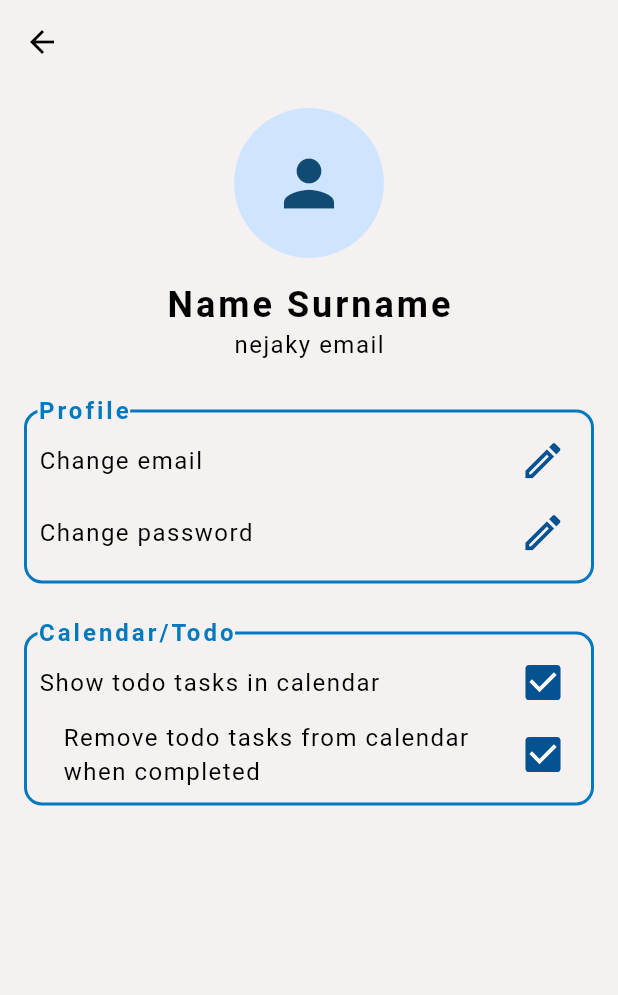
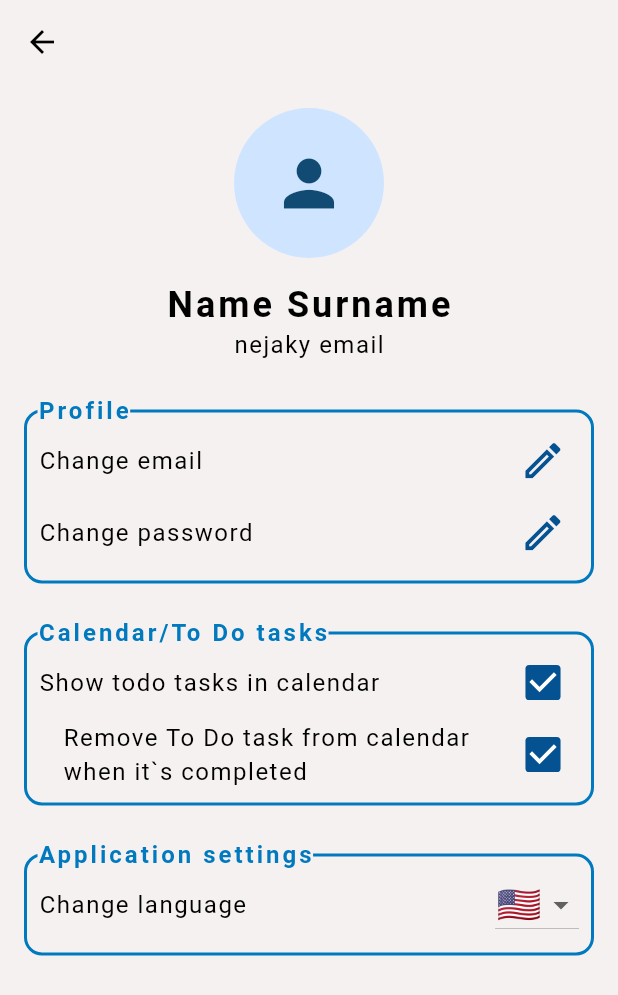
Before and after one commit to adrianlicko/Flutter-Django-calendar-app, a Flutter app: the screen it shows after launch, after a tap on "Profile", on a phone screen of 412 x 824 dp. Shown: the top 995 px of the screen. Run offline on Flutter 3.47's test engine with Material 3 defaults, Android fonts, the light colour scheme and no system bars; our stand-ins replace go_router; generated files the repository leaves out were written again.

Commit message:
add option to select different language of the application

```diff
--- /dev/null
+++ b/frontend/l10n.yaml
@@ -0,0 +1,3 @@
+arb-dir: lib/l10n
+template-arb-file: app_en.arb
+output-localization-file: app_localizations.dart
--- /dev/null
+++ b/frontend/lib/l10n/app_en.arb
@@ -0,0 +1,17 @@
+{
+  "mondayShortcut": "Mo",
+  "tuesdayShortcut": "Tu",
+  "wednesdayShortcut": "We",
+  "thursdayShortcut": "Th",
+  "fridayShortcut": "Fr",
+  "wasRemoved": "was removed",
+  "calendar": "Calendar",
+  "todoTasks": "To Do tasks",
+  "profile": "Profile",
+  "changeEmail": "Change email",
+  "changePassword": "Change password",
+  "showTodoTasksInCalendar": "Show todo tasks in calendar",
+  "removeTodoFromCalendarWhenCompleted": "Remove To Do task from calendar when it`s completed",
+  "applicationSettings": "Application settings",
+  "changeLanguage": "Change language"
+}
--- /dev/null
+++ b/frontend/lib/l10n/l10n.dart
@@ -0,0 +1,8 @@
+import 'package:flutter/material.dart';
+
+class L10n {
+  static final all = [
+    const Locale('en'),
+    const Locale('sk'),
+  ];
+}
--- a/frontend/lib/main.dart
+++ b/frontend/lib/main.dart
@@ -1,10 +1,20 @@
 import 'package:flutter/material.dart';
+import 'package:flutter_localizations/flutter_localizations.dart';
+import 'package:frontend/l10n/l10n.dart';
+import 'package:frontend/providers/locale_provider.dart';
 import 'package:frontend/theme/all_themes.dart';
 import 'package:frontend/theme/app_theme.dart';
 import 'package:frontend/app_router.dart';
+import 'package:provider/provider.dart';
+import 'package:flutter_gen/gen_l10n/app_localizations.dart';
 
 void main() {
-  runApp(const MyApp());
+  runApp(
+    ChangeNotifierProvider(
+      create: (_) => LocaleProvider(),
+      child: const MyApp(),
+    ),
+  );
 }
 
 class MyApp extends StatelessWidget {
@@ -13,7 +23,17 @@ class MyApp extends StatelessWidget {
   // This widget is the root of your application.
   @override
   Widget build(BuildContext context) {
+    final localeProvider = Provider.of<LocaleProvider>(context);
+
     return MaterialApp.router(
+      locale: localeProvider.locale,
+      supportedLocales: L10n.all,
+      localizationsDelegates: const [
+        AppLocalizations.delegate,
+        GlobalMaterialLocalizations.delegate,
+        GlobalWidgetsLocalizations.delegate,
+        GlobalCupertinoLocalizations.delegate,
+      ],
       debugShowCheckedModeBanner: false,
       routerConfig: router,
       theme: AppTheme.getThemeFromColors(AllAppColors.lightBlueColorScheme),
--- /dev/null
+++ b/frontend/lib/providers/locale_provider.dart
@@ -0,0 +1,19 @@
+import 'package:flutter/material.dart';
+import 'package:frontend/l10n/l10n.dart';
+
+class LocaleProvider with ChangeNotifier {
+  Locale _locale = const Locale('en');
+
+  Locale get locale => _locale;
+
+  void setLocale(Locale locale) {
+    if (!L10n.all.contains(locale)) return;
+    _locale = locale;
+    notifyListeners();
+  }
+
+  void clearLocale() {
+    _locale = const Locale('en');
+    notifyListeners();
+  }
+}
--- a/frontend/lib/screens/home_screen.dart
+++ b/frontend/lib/screens/home_screen.dart
@@ -3,6 +3,7 @@ import 'package:frontend/app_router.dart';
 import 'package:frontend/app_scaffold.dart';
 import 'package:frontend/components/card_banner.dart';
 import 'dart:math' as math;
+import 'package:flutter_gen/gen_l10n/app_localizations.dart';
 
 class HomeScreen extends StatelessWidget {
   const HomeScreen({super.key});
@@ -75,17 +76,17 @@ class HomeScreen extends StatelessWidget {
       crossAxisAlignment: CrossAxisAlignment.start,
       children: [
         CardBanner(
-            title: "Calendar",
+            title: AppLocalizations.of(context)!.calendar,
             gradientColors: [Colors.blue[700]!, Colors.blue],
             icon: _buildCalendarIcon(),
             onTap: () => router.push('/calendar')),
         CardBanner(
-            title: "To Do",
+            title: AppLocalizations.of(context)!.todoTasks,
             gradientColors: [Colors.red[700]!, Colors.purple],
             icon: _buildTodoIcon(),
             onTap: () => router.push('/todo')),
         CardBanner(
-          title: "Profile",
+          title: AppLocalizations.of(context)!.profile,
           gradientColors: [Colors.grey[700]!, Colors.grey],
           icon: _buildProfileIcon(),
           halfWidth: true,
--- a/frontend/lib/screens/profile_screen.dart
+++ b/frontend/lib/screens/profile_screen.dart
@@ -1,7 +1,11 @@
 import 'package:flutter/material.dart';
 import 'package:frontend/app_scaffold.dart';
+import 'package:frontend/l10n/l10n.dart';
+import 'package:frontend/providers/locale_provider.dart';
 import 'package:frontend/theme/all_themes.dart';
 import 'package:frontend/theme/app_theme.dart';
+import 'package:provider/provider.dart';
+import 'package:flutter_gen/gen_l10n/app_localizations.dart';
 
 class ProfileScreen extends StatefulWidget {
   const ProfileScreen({super.key});
@@ -46,6 +50,16 @@ class _ProfileScreenState extends State<ProfileScreen> {
     );
   }
 
+  Widget _buildDropdownOption({required String title, required Widget dropdownButton}) {
+    return Row(
+      mainAxisAlignment: MainAxisAlignment.spaceBetween,
+      children: [
+        Expanded(child: Text(title, style: Theme.of(context).textTheme.bodyMedium)),
+        dropdownButton,
+      ],
+    );
+  }
+
   Widget _buildSection({required String title, required List<Widget> options}) {
     return Stack(
       children: [
@@ -77,18 +91,46 @@ class _ProfileScreenState extends State<ProfileScreen> {
   }
 
   Widget _buildSections() {
+    final localeProvider = Provider.of<LocaleProvider>(context);
+
     return Column(
       children: [
-        _buildSection(title: "Profile", options: [
-          _buildEditOption(title: "Change email", onTap: () {}),
-          _buildEditOption(title: "Change password", onTap: () {})
+        _buildSection(title: AppLocalizations.of(context)!.profile, options: [
+          _buildEditOption(title: AppLocalizations.of(context)!.changeEmail, onTap: () {}),
+          _buildEditOption(title: AppLocalizations.of(context)!.changePassword, onTap: () {})
         ]),
         const SizedBox(height: 16.0),
-        _buildSection(title: "Calendar/Todo", options: [
-          _buildOption(title: "Show todo tasks in calendar", isEnabled: true, onTap: () {}),
-          _buildOption(
-              title: "Remove todo tasks from calendar when completed", isEnabled: true, onTap: () {}, isNested: true)
-        ]),
+        _buildSection(
+            title: "${AppLocalizations.of(context)!.calendar}/${AppLocalizations.of(context)!.todoTasks}",
+            options: [
+              _buildOption(title: AppLocalizations.of(context)!.showTodoTasksInCalendar, isEnabled: true, onTap: () {}),
+              _buildOption(
+                  title: AppLocalizations.of(context)!.removeTodoFromCalendarWhenCompleted,
+                  isEnabled: true,
+                  onTap: () {},
+                  isNested: true)
+            ]),
+        const SizedBox(height: 16.0),
+        _buildSection(title: AppLocalizations.of(context)!.applicationSettings, options: [
+          _buildDropdownOption(
+            title: AppLocalizations.of(context)!.changeLanguage,
+            dropdownButton: DropdownButton<Locale>(
+              value: localeProvider.locale,
+              onChanged: (Locale? newLocale) {
+                if (newLocale != null) {
+                  localeProvider.setLocale(newLocale);
+                }
+              },
+              items: L10n.all.map((Locale locale) {
+                final flag = locale.languageCode == 'en' ? '🇺🇸' : '🇸🇰';
+                return DropdownMenuItem(
+                  value: locale,
+                  child: Text(flag, style: Theme.of(context).textTheme.titleLarge!.copyWith(color: Colors.black)),
+                );
+              }).toList(),
+            ),
+          )
+        ])
       ],
     );
   }
```
Also changed, not shown: frontend/lib/l10n/app_sk.arb (added, +17 -0 lines), frontend/lib/screens/calendar_screen.dart (+15 -2 lines), frontend/lib/services/todo_service.dart (+10 -10 lines), frontend/pubspec.yaml (+9 -6 lines), frontend/pubspec.lock.
